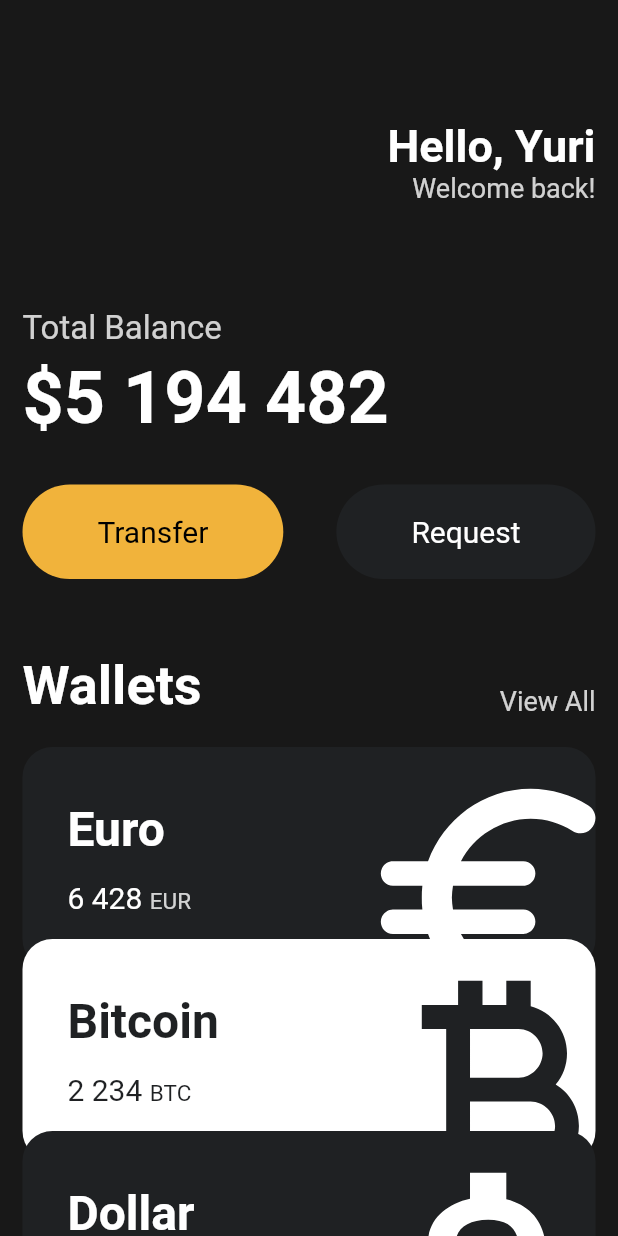
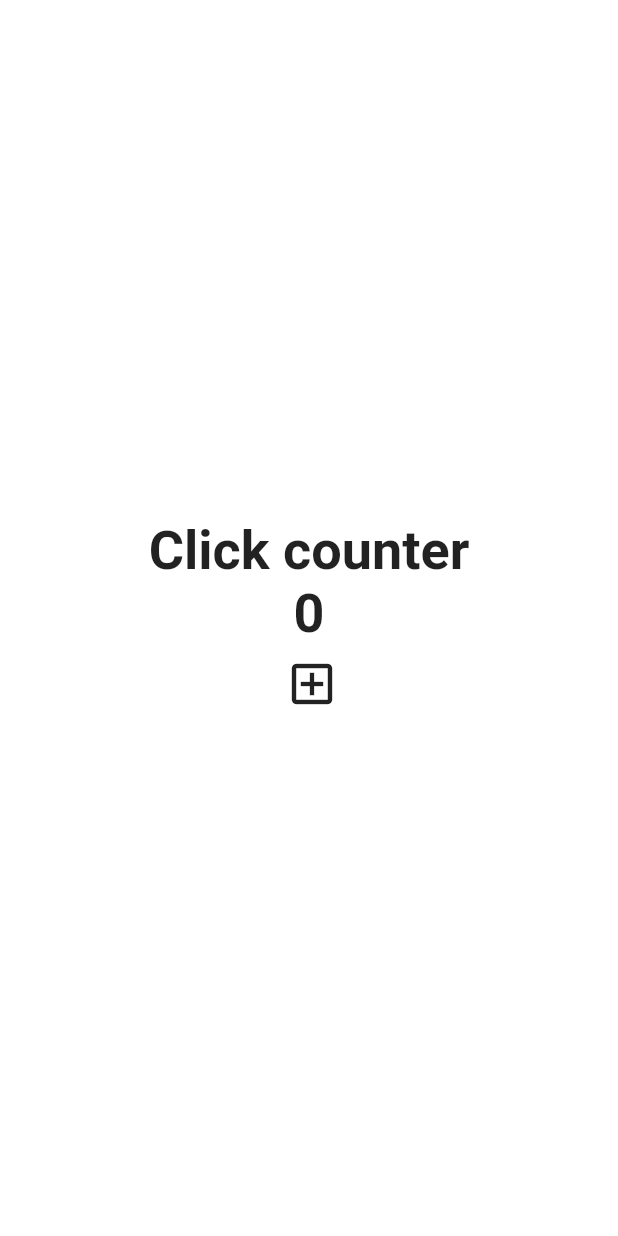
Before and after one commit to yuriyaya/toonflix, a Flutter app: the screen it shows after launch, on a phone screen of 412 x 824 dp. Run offline on Flutter 3.47's test engine with Material 2 defaults, Android fonts, the phone set to English and light mode, and no system bars.

Commit message:
StatefulWidget - setState

```diff
--- a/lib/main.dart
+++ b/lib/main.dart
@@ -1,145 +1,56 @@
 import 'package:flutter/material.dart';
-import 'package:toonflix/widgets/Button.dart';
-import 'package:toonflix/widgets/currency_card.dart';
 
 void main() {
-  runApp(App());
+  runApp(const App());
 }
 
-class App extends StatelessWidget {
+class App extends StatefulWidget {
+  const App({super.key});
+
+  @override
+  State<App> createState() => _AppState();
+}
+
+class _AppState extends State<App> {
+  int counter = 0;
+
+  void onClicked() {
+    setState(() {
+      counter = counter + 1;
+    });
+  }
+
   @override
   Widget build(BuildContext context) {
     return MaterialApp(
       home: Scaffold(
-        backgroundColor: const Color(0xFF181818),
-        body: SingleChildScrollView(
-          child: Padding(
-            padding: const EdgeInsets.symmetric(
-              horizontal: 15,
-            ),
+        backgroundColor: Colors.white,
+        body: Center(
           child: Column(
-              crossAxisAlignment: CrossAxisAlignment.start,
-              children: [
-                const SizedBox(
-                  height: 80,
-                ),
-                Row(
-                  mainAxisAlignment: MainAxisAlignment.end,
-                  children: [
-                    Column(
-                      crossAxisAlignment: CrossAxisAlignment.end,
+            mainAxisAlignment: MainAxisAlignment.center,
             children: [
               const Text(
-                          "Hello, Yuri",
+                "Click counter",
                 style: TextStyle(
-                            color: Colors.white,
-                            fontSize: 30,
-                            fontWeight: FontWeight.bold,
-                          ),
-                        ),
-                        Text(
-                          "Welcome back!",
-                          style: TextStyle(
-                            color: Colors.white.withOpacity(0.8),
-                            fontSize: 18,
-                          ),
-                        ),
-                      ],
-                    )
-                  ],
-                ),
-                const SizedBox(
-                  height: 70,
-                ),
-                Text(
-                  'Total Balance',
-                  style: TextStyle(
-                    color: Colors.white.withOpacity(0.8),
-                    fontSize: 22,
-                  ),
-                ),
-                const SizedBox(
-                  height: 5,
-                ),
-                const Text(
-                  '\$5 194 482',
-                  style: TextStyle(
-                    color: Colors.white,
-                    fontSize: 48,
-                    fontWeight: FontWeight.bold,
-                  ),
-                ),
-                const SizedBox(
-                  height: 30,
-                ),
-                Row(
-                  mainAxisAlignment: MainAxisAlignment.spaceBetween,
-                  children: const [
-                    Button(
-                      text: "Transfer",
-                      bgColor: Color(0xFFF1B33B),
-                      textColor: Colors.black,
-                    ),
-                    Button(
-                      text: "Request",
-                      bgColor: Color(0xFF1F2123),
-                      textColor: Colors.white,
-                    ),
-                  ],
-                ),
-                const SizedBox(
-                  height: 50,
-                ),
-                Row(
-                  mainAxisAlignment: MainAxisAlignment.spaceBetween,
-                  crossAxisAlignment: CrossAxisAlignment.end,
-                  children: [
-                    const Text(
-                      "Wallets",
-                      style: TextStyle(
-                        color: Colors.white,
                   fontSize: 36,
                   fontWeight: FontWeight.bold,
                 ),
               ),
               Text(
-                      "View All",
-                      style: TextStyle(
-                        color: Colors.white.withOpacity(0.8),
-                        fontSize: 18,
+                "$counter",
+                style: const TextStyle(
+                  fontSize: 36,
+                  fontWeight: FontWeight.bold,
                 ),
               ),
+              IconButton(
+                onPressed: onClicked,
+                icon: const Icon(
+                  Icons.add_box_outlined,
+                  size: 36,
+                ),
+              )
             ],
-                ),
-                const SizedBox(
-                  height: 20,
-                ),
-                const CurrencyCard(
-                  name: "Euro",
-                  amount: "6 428",
-                  currency: "EUR",
-                  icon: Icons.euro_rounded,
-                  isInverted: false,
-                  order: 0,
-                ),
-                const CurrencyCard(
-                  name: "Bitcoin",
-                  amount: "2 234",
-                  currency: "BTC",
-                  icon: Icons.currency_bitcoin,
-                  isInverted: true,
-                  order: 1,
-                ),
-                const CurrencyCard(
-                  name: "Dollar",
-                  amount: "128",
-                  currency: "USD",
-                  icon: Icons.attach_money_outlined,
-                  isInverted: false,
-                  order: 2,
-                ),
-              ],
-            ),
           ),
         ),
       ),
```
Lines whose indentation alone changed are shown as unchanged.
